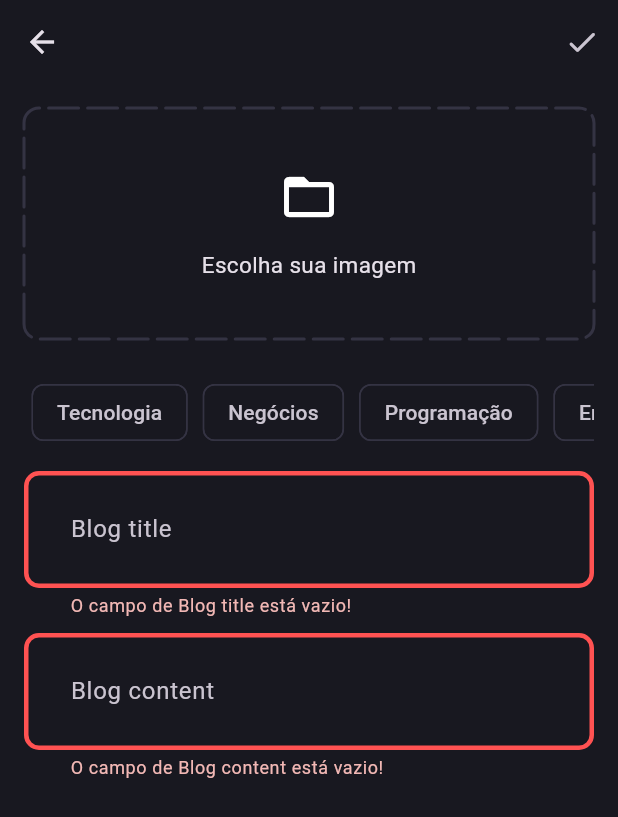
After one commit to Lauzzener/blog-app, a Flutter app: the AddNewBlogPage screen opened directly, after a tap on the "done" icon, on a phone screen of 412 x 824 dp. The commit adds this screen. Shown: the top 817 px of the screen. Run offline on Flutter 3.47's test engine with Material 3 defaults, Android fonts, the phone set to English and light mode, and no system bars; drawn by our look-alikes of dotted_border; our stand-ins replace flutter_bloc, fpdart, get_it, image_picker, supabase_flutter; accounts and stored records are empty.

Commit message:
Added blog feature

```diff
--- a/lib/core/theme/theme.dart
+++ b/lib/core/theme/theme.dart
@@ -17,11 +17,19 @@ class AppTheme {
     appBarTheme: const AppBarTheme(
       backgroundColor: AppPallete.backgroundColor,
     ),
+    chipTheme: const ChipThemeData(
+      side: BorderSide.none,
+      color: WidgetStatePropertyAll(
+        AppPallete.backgroundColor,
+      ),
+    ),
     scaffoldBackgroundColor: AppPallete.backgroundColor,
     inputDecorationTheme: InputDecorationTheme(
       contentPadding: const EdgeInsets.all(27),
       enabledBorder: _border(),
       focusedBorder: _border(AppPallete.gradient1),
+      errorBorder: _border(AppPallete.errorColor),
+      focusedErrorBorder: _border(AppPallete.errorColor),
     ),
   );
 }
--- a/lib/features/auth/presentation/bloc/auth_bloc.dart
+++ b/lib/features/auth/presentation/bloc/auth_bloc.dart
@@ -25,6 +25,7 @@ class AuthBloc extends Bloc<AuthEvent, AuthState> {
         _currentUser = currentUser,
         _appUserCubit = appUserCubit,
         super(AuthInitial()) {
+    on<AuthEvent>((_, emit) => emit(AuthLoading()));
     on<AuthSignUp>(_onAuthSignUp);
     on<AuthLogin>(_onAuthLogin);
     on<AuthIsUserLoggedIn>(_isUserLoggedIn);
@@ -32,7 +33,6 @@ class AuthBloc extends Bloc<AuthEvent, AuthState> {
 
   void _isUserLoggedIn(
       AuthIsUserLoggedIn event, Emitter<AuthState> emit) async {
-    emit(AuthLoading());
     final res = await _currentUser(NoParams());
 
     res.fold(
@@ -45,7 +45,6 @@ class AuthBloc extends Bloc<AuthEvent, AuthState> {
     AuthSignUp event,
     Emitter<AuthState> emit,
   ) async {
-    emit(AuthLoading());
     final res = await _userSignUp(
       UserSignUpParams(
         name: event.name,
@@ -64,7 +63,6 @@ class AuthBloc extends Bloc<AuthEvent, AuthState> {
     AuthLogin event,
     Emitter<AuthState> emit,
   ) async {
-    emit(AuthLoading());
     final res = await _userLogin(
       UserLoginParams(
         email: event.email,
--- /dev/null
+++ b/lib/features/blog/data/datasources/blog_remote_data_source.dart
@@ -0,0 +1,47 @@
+import 'dart:io';
+
+import 'package:blog_app/core/error/exceptions.dart';
+import 'package:blog_app/features/blog/data/models/blog_model.dart';
+import 'package:supabase_flutter/supabase_flutter.dart';
+
+abstract interface class BlogRemoteDataSource {
+  Future<BlogModel> uploadBlog(BlogModel blog);
+  Future<String> uploadBlogImage({
+    required File image,
+    required BlogModel blog,
+  });
+}
+
+class BlogRemoteDataSourceImpl implements BlogRemoteDataSource {
+  final SupabaseClient supabaseClient;
+  BlogRemoteDataSourceImpl(this.supabaseClient);
+
+  @override
+  Future<BlogModel> uploadBlog(BlogModel blog) async {
+    try {
+      final blogData =
+          await supabaseClient.from('blogs').insert(blog.toJson()).select();
+
+      return BlogModel.fromJson(blogData.first);
+    } catch (e) {
+      throw ServerException(e.toString());
+    }
+  }
+
+  @override
+  Future<String> uploadBlogImage({
+    required File image,
+    required BlogModel blog,
+  }) async {
+    try {
+      await supabaseClient.storage.from('blog_images').upload(
+            blog.id,
+            image,
+          );
+
+      return supabaseClient.storage.from('blog_images').getPublicUrl(blog.id);
+    } catch (e) {
+      throw ServerException(e.toString());
+    }
+  }
+}
--- /dev/null
+++ b/lib/features/blog/domain/entities/blog.dart
@@ -0,0 +1,19 @@
+class Blog {
+  final String id;
+  final String posterId;
+  final String title;
+  final String content;
+  final String imageUrl;
+  final List<String> topics;
+  final DateTime updatedAt;
+
+  Blog({
+    required this.id,
+    required this.posterId,
+    required this.title,
+    required this.content,
+    required this.imageUrl,
+    required this.topics,
+    required this.updatedAt,
+  });
+}
--- /dev/null
+++ b/lib/features/blog/domain/repository/blog_repository.dart
@@ -0,0 +1,15 @@
+import 'dart:io';
+
+import 'package:blog_app/core/error/failure.dart';
+import 'package:blog_app/features/blog/domain/entities/blog.dart';
+import 'package:fpdart/fpdart.dart';
+
+abstract interface class BlogRepository {
+  Future<Either<Failure, Blog>> uploadBlog({
+    required File image,
+    required String title,
+    required String content,
+    required String posterId,
+    required List<String> topics,
+  });
+}
--- /dev/null
+++ b/lib/features/blog/domain/usecases/upload_blog.dart
@@ -0,0 +1,39 @@
+import 'dart:io';
+
+import 'package:blog_app/core/error/failure.dart';
+import 'package:blog_app/core/usecases/usecase.dart';
+import 'package:blog_app/features/blog/domain/entities/blog.dart';
+import 'package:blog_app/features/blog/domain/repository/blog_repository.dart';
+import 'package:fpdart/fpdart.dart';
+
+class UploadBlog implements Usecase<Blog, UploadBlogParams> {
+  final BlogRepository blogRepository;
+  UploadBlog(this.blogRepository);
+
+  @override
+  Future<Either<Failure, Blog>> call(UploadBlogParams params) async {
+    return await blogRepository.uploadBlog(
+      image: params.image,
+      title: params.title,
+      content: params.content,
+      posterId: params.posterId,
+      topics: params.topics,
+    );
+  }
+}
+
+class UploadBlogParams {
+  final String posterId;
+  final String title;
+  final String content;
+  final File image;
+  final List<String> topics;
+
+  UploadBlogParams({
+    required this.posterId,
+    required this.title,
+    required this.content,
+    required this.image,
+    required this.topics,
+  });
+}
--- /dev/null
+++ b/lib/features/blog/presentation/bloc/blog_bloc.dart
@@ -0,0 +1,36 @@
+import 'dart:io';
+
+import 'package:blog_app/features/blog/domain/usecases/upload_blog.dart';
+import 'package:flutter/material.dart';
+import 'package:flutter_bloc/flutter_bloc.dart';
+
+part 'blog_event.dart';
+part 'blog_state.dart';
+
+class BlogBloc extends Bloc<BlogEvent, BlogState> {
+  final UploadBlog uploadBlog;
+  BlogBloc(this.uploadBlog) : super(BlogInitial()) {
+    on<BlogEvent>((event, emit) => emit(BlogLoading()));
+    on<BlogUpload>(_onBlogUpload);
+  }
+
+  void _onBlogUpload(
+    BlogUpload event,
+    Emitter<BlogState> emit,
+  ) async {
+    final res = await uploadBlog(UploadBlogParams(
+      posterId: event.posterId,
+      title: event.title,
+      content: event.content,
+      image: event.image,
+      topics: event.topics,
+    ));
+
+    res.fold(
+      (l) => emit(BlogFailure(l.message)),
+      (r) => emit(
+        BlogSuccess(),
+      ),
+    );
+  }
+}
--- /dev/null
+++ b/lib/features/blog/presentation/bloc/blog_event.dart
@@ -0,0 +1,20 @@
+part of 'blog_bloc.dart';
+
+@immutable
+sealed class BlogEvent {}
+
+final class BlogUpload extends BlogEvent {
+  final String posterId;
+  final String title;
+  final String content;
+  final File image;
+  final List<String> topics;
+
+  BlogUpload({
+    required this.posterId,
+    required this.title,
+    required this.content,
+    required this.image,
+    required this.topics,
+  });
+}
--- /dev/null
+++ b/lib/features/blog/presentation/bloc/blog_state.dart
@@ -0,0 +1,17 @@
+part of 'blog_bloc.dart';
+
+@immutable
+sealed class BlogState {}
+
+final class BlogInitial extends BlogState {}
+
+final class BlogLoading extends BlogState {}
+
+final class BlogSuccess extends BlogState {
+
+}
+
+final class BlogFailure extends BlogState {
+  final String message;
+  BlogFailure(this.message);
+}
--- /dev/null
+++ b/lib/features/blog/presentation/pages/add_new_blog_page.dart
@@ -0,0 +1,208 @@
+import 'dart:io';
+
+import 'package:blog_app/core/common/cubits/app_user/app_user_cubit.dart';
+import 'package:blog_app/core/common/widgets/loader.dart';
+import 'package:blog_app/core/theme/theme_pallete.dart';
+import 'package:blog_app/core/utils/pick_image.dart';
+import 'package:blog_app/core/utils/show_snackbar.dart';
+import 'package:blog_app/features/blog/presentation/bloc/blog_bloc.dart';
+import 'package:blog_app/features/blog/presentation/pages/blog_page.dart';
+import 'package:blog_app/features/blog/presentation/widgets/blog_editor.dart';
+import 'package:dotted_border/dotted_border.dart';
+import 'package:flutter/material.dart';
+import 'package:flutter_bloc/flutter_bloc.dart';
+
+class AddNewBlogPage extends StatefulWidget {
+  static route() => MaterialPageRoute(
+        builder: (context) => const AddNewBlogPage(),
+      );
+  const AddNewBlogPage({super.key});
+
+  @override
+  State<AddNewBlogPage> createState() => _AddNewBlogPageState();
+}
+
+class _AddNewBlogPageState extends State<AddNewBlogPage> {
+  final titleController = TextEditingController();
+  final contentController = TextEditingController();
+  final formKey = GlobalKey<FormState>();
+  List<String> selectedTopics = [];
+  File? image;
+
+  void _selectImage() async {
+    final pickedImage = await pickImage();
+    if (pickedImage != null) {
+      setState(() {
+        image = pickedImage;
+      });
+    }
+  }
+
+  void _uploadBlog() {
+    if (formKey.currentState!.validate() &&
+        selectedTopics.isNotEmpty &&
+        image != null) {
+      final posterId =
+          (context.read<AppUserCubit>().state as AppUserLoggedIn).user.id;
+      context.read<BlogBloc>().add(
+            BlogUpload(
+                posterId: posterId,
+                title: titleController.text.trim(),
+                content: contentController.text.trim(),
+                image: image!,
+                topics: selectedTopics),
+          );
+    }
+  }
+
+  @override
+  void dispose() {
+    super.dispose();
+    titleController.dispose();
+    contentController.dispose();
+  }
+
+  @override
+  Widget build(BuildContext context) {
+    return Scaffold(
+      appBar: AppBar(
+        actions: [
+          IconButton(
+            onPressed: () {
+              _uploadBlog();
+            },
+            icon: Icon(
+              Icons.done_rounded,
+            ),
+          )
+        ],
+      ),
+      body: BlocConsumer<BlogBloc, BlogState>(
+        listener: (context, state) {
+          if (state is BlogFailure) {
+            showSnackBar(context, state.message);
+          } else if (state is BlogSuccess) {
+            Navigator.pushAndRemoveUntil(
+              context,
+              BlogPage.route(),
+              (route) => false,
+            );
+          }
+        },
+        builder: (context, state) {
+          if (state is BlogLoading) {
+            return const Loader();
+          }
+          return SingleChildScrollView(
+            child: Padding(
+              padding: const EdgeInsets.all(16.0),
+              child: Form(
+                key: formKey,
+                child: Column(
+                  children: [
+                    image != null
+                        ? GestureDetector(
+                            onTap: _selectImage,
+                            child: SizedBox(
+                              height: 150,
+                              width: double.infinity,
+                              child: ClipRRect(
+                                borderRadius: BorderRadius.circular(10),
+                                child: Image.file(
+                                  image!,
+                                  fit: BoxFit.cover,
+                                ),
+                              ),
+                            ),
+                          )
+                        : GestureDetector(
+                            onTap: () {
+                              _selectImage();
+                            },
+                            child: DottedBorder(
+                              color: AppPallete.borderColor,
+                              strokeWidth: 2,
+                              dashPattern: const [20, 6],
+                              radius: Radius.circular(10),
+                              borderType: BorderType.RRect,
+                              strokeCap: StrokeCap.round,
+                              child: Container(
+                                height: 150,
+                                width: double.infinity,
+                                child: const Column(
+                                  mainAxisAlignment: MainAxisAlignment.center,
+                                  children: [
+                                    Icon(
+                                      Icons.folder_open,
+                                      size: 40,
+                                    ),
+                                    SizedBox(height: 15),
+                                    Text(
+                                      "Escolha sua imagem",
+                                      style: TextStyle(fontSize: 15),
+                                    ),
+                                  ],
+                                ),
+                              ),
+                            ),
+                          ),
+                    const SizedBox(height: 20),
+                    SingleChildScrollView(
+                      scrollDirection: Axis.horizontal,
+                      child: Row(
+                        children: [
+                          'Tecnologia',
+                          'Negócios',
+                          'Programação',
+                          'Entretenimento',
+                        ]
+                            .map(
+                              (e) => Padding(
+                                padding: const EdgeInsets.all(5.0),
+                                child: GestureDetector(
+                                  onTap: () {
+                                    if (selectedTopics.contains(e)) {
+                                      selectedTopics.remove(e);
+                                    } else {
+                                      selectedTopics.add(e);
+                                    }
+                                    setState(() {});
+                                  },
+                                  child: Chip(
+                                    label: Text(e),
+                                    color: selectedTopics.contains(e)
+                                        ? WidgetStatePropertyAll(
+                                            AppPallete.gradient1)
+                                        : null,
+                                    side: selectedTopics.contains(e)
+                                        ? null
+                                        : BorderSide(
+                                            color: AppPallete.borderColor,
+                                          ),
+                                  ),
+                                ),
+                              ),
+                            )
+                            .toList(),
+                      ),
+                    ),
+                    const SizedBox(height: 10),
+                    BlogEditor(
+                      controller: titleController,
+                      hintText: "Blog title",
+                    ),
+                    const SizedBox(height: 10),
+                    BlogEditor(
+                      controller: contentController,
+                      hintText: "Blog content",
+                    ),
+                  ],
+                ),
+              ),
+            ),
+          );
+        },
+      ),
+    );
+  }
+}
--- /dev/null
+++ b/lib/features/blog/presentation/widgets/blog_editor.dart
@@ -0,0 +1,28 @@
+import 'package:flutter/material.dart';
+
+class BlogEditor extends StatelessWidget {
+  final TextEditingController controller;
+  final String hintText;
+  const BlogEditor({
+    super.key,
+    required this.controller,
+    required this.hintText,
+  });
+
+  @override
+  Widget build(BuildContext context) {
+    return TextFormField(
+      controller: controller,
+      maxLines: null,
+      decoration: InputDecoration(
+        hintText: hintText,
+      ),
+      validator: (value) {
+        if (value!.isEmpty) {
+          return 'O campo de $hintText está vazio!';
+        }
+        return null;
+      },
+    );
+  }
+}
--- a/pubspec.yaml
+++ b/pubspec.yaml
@@ -8,12 +8,15 @@ environment:
 
 dependencies:
   dio: ^5.6.0
+  dotted_border: ^2.1.0
   flutter:
     sdk: flutter
   flutter_bloc: ^8.1.6
   fpdart: ^1.1.0
   get_it: ^7.7.0
+  image_picker: ^1.1.2
   supabase_flutter: ^2.6.0
+  uuid: ^4.5.1
 
 dev_dependencies:
   flutter_test:
```
Also changed, not shown: lib/core/utils/pick_image.dart (added, +17 -0 lines), lib/features/blog/data/models/blog_model.dart (added, +59 -0 lines), lib/features/blog/data/repositories/blog_repository_impl.dart (added, +50 -0 lines), lib/features/blog/presentation/pages/blog_page.dart (added, +29 -0 lines), lib/init_dependencies.dart (+30 -0 lines), lib/main.dart (+6 -5 lines), pubspec.lock, 5 other files.
